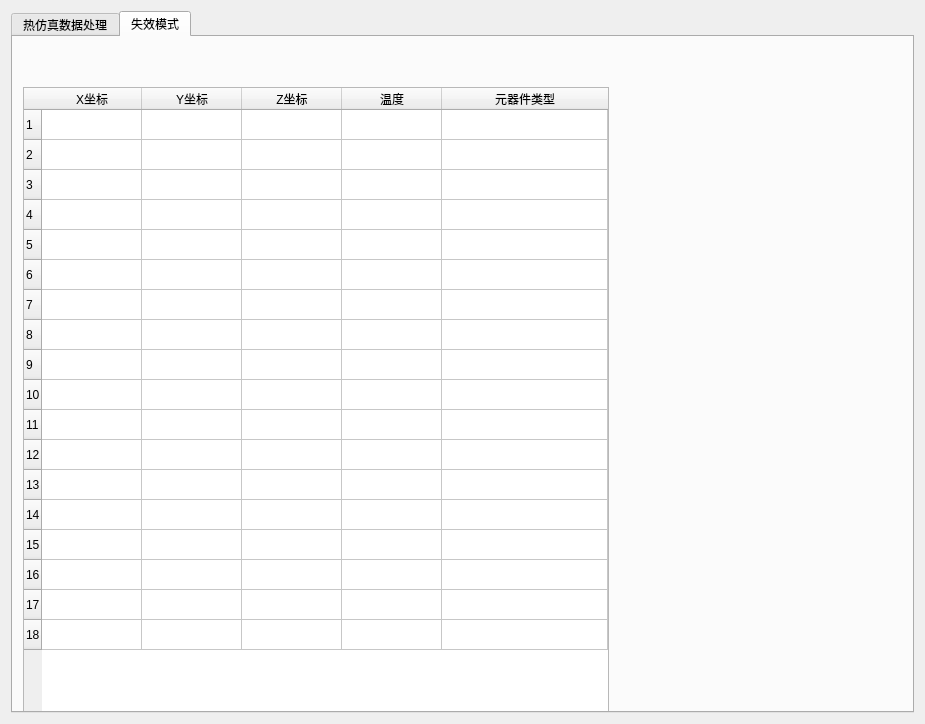
Qt form monitor1.ui (k1moday/pyside2_GUI_project) before a commit.
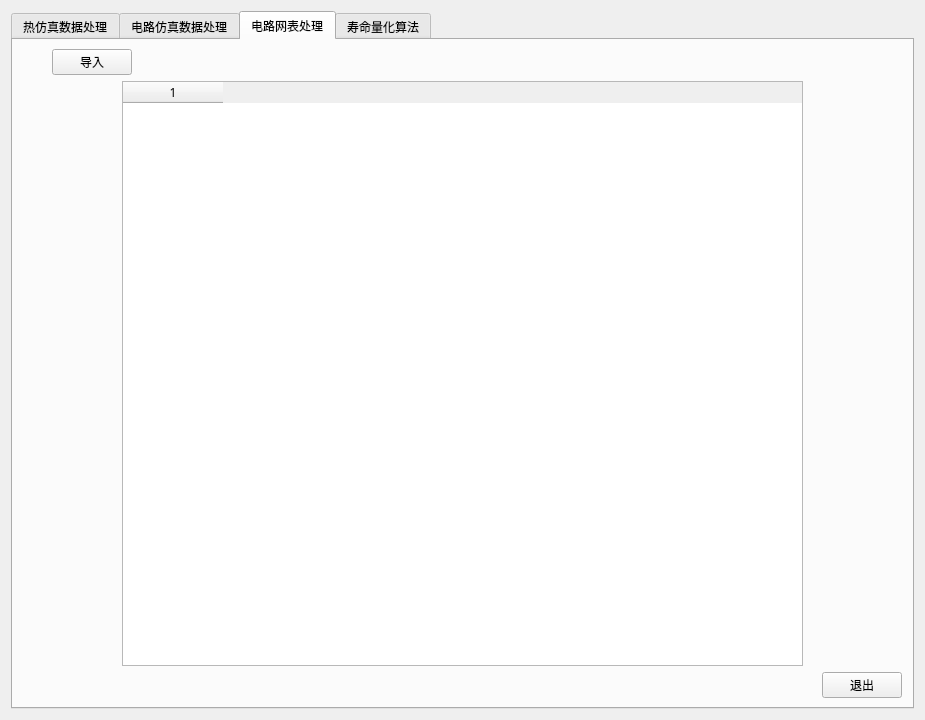
The same form after that commit. The open tabs and pages were chosen to show the change. Custom widgets are drawn as their Qt base class.

Diff of the .ui file:
```diff
--- a/monitor1.ui
+++ b/monitor1.ui
@@ -7,7 +7,7 @@
     <x>0</x>
     <y>0</y>
     <width>925</width>
-    <height>724</height>
+    <height>720</height>
    </rect>
   </property>
   <property name="windowTitle">
@@ -22,6 +22,11 @@
        <verstretch>0</verstretch>
       </sizepolicy>
      </property>
+     <property name="font">
+      <font>
+       <family>微软雅黑</family>
+      </font>
+     </property>
      <property name="currentIndex">
       <number>0</number>
      </property>
@@ -607,512 +612,238 @@
        </item>
       </layout>
      </widget>
+     <widget class="QWidget" name="tab_3">
+      <attribute name="title">
+       <string>电路仿真数据处理</string>
+      </attribute>
+      <layout class="QVBoxLayout" name="verticalLayout_3">
+       <item>
+        <layout class="QHBoxLayout" name="horizontalLayout_8">
+         <item>
+          <spacer name="horizontalSpacer_9">
+           <property name="orientation">
+            <enum>Qt::Horizontal</enum>
+           </property>
+           <property name="sizeType">
+            <enum>QSizePolicy::Fixed</enum>
+           </property>
+           <property name="sizeHint" stdset="0">
+            <size>
+             <width>30</width>
+             <height>20</height>
+            </size>
+           </property>
+          </spacer>
+         </item>
+         <item>
+          <widget class="QPushButton" name="pushButton_6">
+           <property name="text">
+            <string>导入</string>
+           </property>
+          </widget>
+         </item>
+         <item>
+          <spacer name="horizontalSpacer_10">
+           <property name="orientation">
+            <enum>Qt::Horizontal</enum>
+           </property>
+           <property name="sizeHint" stdset="0">
+            <size>
+             <width>40</width>
+             <height>20</height>
+            </size>
+           </property>
+          </spacer>
+         </item>
+        </layout>
+       </item>
+       <item>
+        <widget class="PlotWidget" name="widget" native="true">
+         <property name="sizePolicy">
+          <sizepolicy hsizetype="Expanding" vsizetype="Expanding">
+           <horstretch>0</horstretch>
+           <verstretch>0</verstretch>
+          </sizepolicy>
+         </property>
+        </widget>
+       </item>
+       <item>
+        <layout class="QHBoxLayout" name="horizontalLayout_9">
+         <item>
+          <spacer name="horizontalSpacer_11">
+           <property name="orientation">
+            <enum>Qt::Horizontal</enum>
+           </property>
+           <property name="sizeType">
+            <enum>QSizePolicy::Fixed</enum>
+           </property>
+           <property name="sizeHint" stdset="0">
+            <size>
+             <width>800</width>
+             <height>20</height>
+            </size>
+           </property>
+          </spacer>
+         </item>
+         <item>
+          <widget class="QPushButton" name="pushButton_7">
+           <property name="sizePolicy">
+            <sizepolicy hsizetype="Fixed" vsizetype="Fixed">
+             <horstretch>0</horstretch>
+             <verstretch>0</verstretch>
+            </sizepolicy>
+           </property>
+           <property name="text">
+            <string>退出</string>
+           </property>
+          </widget>
+         </item>
+        </layout>
+       </item>
+      </layout>
+     </widget>
      <widget class="QWidget" name="tab_2">
       <attribute name="title">
-       <string>失效模式</string>
+       <string>电路网表处理</string>
       </attribute>
-      <widget class="QTableWidget" name="tableWidget_2">
-       <property name="geometry">
-        <rect>
-         <x>10</x>
-         <y>50</y>
-         <width>586</width>
-         <height>650</height>
-        </rect>
-       </property>
-       <property name="sizePolicy">
-        <sizepolicy hsizetype="Preferred" vsizetype="Expanding">
-         <horstretch>0</horstretch>
-         <verstretch>0</verstretch>
-        </sizepolicy>
-       </property>
-       <attribute name="horizontalHeaderStretchLastSection">
-        <bool>true</bool>
-       </attribute>
-       <attribute name="verticalHeaderStretchLastSection">
-        <bool>false</bool>
-       </attribute>
-       <row>
-        <property name="text">
-         <string>1</string>
-        </property>
-       </row>
-       <row>
-        <property name="text">
-         <string>2</string>
-        </property>
-       </row>
-       <row>
-        <property name="text">
-         <string>3</string>
-        </property>
-       </row>
-       <row>
-        <property name="text">
-         <string>4</string>
-        </property>
-       </row>
-       <row>
-        <property name="text">
-         <string>5</string>
-        </property>
-       </row>
-       <row>
-        <property name="text">
-         <string>6</string>
-        </property>
-       </row>
-       <row>
-        <property name="text">
-         <string>7</string>
-        </property>
-       </row>
-       <row>
-        <property name="text">
-         <string>8</string>
-        </property>
-       </row>
-       <row>
-        <property name="text">
-         <string>9</string>
-        </property>
-       </row>
-       <row>
-        <property name="text">
-         <string>10</string>
-        </property>
-       </row>
-       <row>
-        <property name="text">
-         <string>11</string>
-        </property>
-       </row>
-       <row>
-        <property name="text">
-         <string>12</string>
-        </property>
-       </row>
-       <row>
-        <property name="text">
-         <string>13</string>
-        </property>
-       </row>
-       <row>
-        <property name="text">
-         <string>14</string>
-        </property>
-       </row>
-       <row>
-        <property name="text">
-         <string>15</string>
-        </property>
-       </row>
-       <row>
-        <property name="text">
-         <string>16</string>
-        </property>
-       </row>
-       <row>
-        <property name="text">
-         <string>17</string>
-        </property>
-       </row>
-       <row>
-        <property name="text">
-         <string>18</string>
-        </property>
-       </row>
-       <column>
-        <property name="text">
-         <string>X坐标</string>
-        </property>
-       </column>
-       <column>
-        <property name="text">
-         <string>Y坐标</string>
-        </property>
-       </column>
-       <column>
-        <property name="text">
-         <string>Z坐标</string>
-        </property>
-       </column>
-       <column>
-        <property name="text">
-         <string>温度</string>
-        </property>
-       </column>
-       <column>
-        <property name="text">
-         <string>元器件类型</string>
-        </property>
-       </column>
-       <item row="0" column="0">
-        <property name="text">
-         <string/>
-        </property>
+      <layout class="QVBoxLayout" name="verticalLayout_2">
+       <item>
+        <layout class="QHBoxLayout" name="horizontalLayout_7">
+         <item>
+          <spacer name="horizontalSpacer_8">
+           <property name="orientation">
+            <enum>Qt::Horizontal</enum>
+           </property>
+           <property name="sizeType">
+            <enum>QSizePolicy::Fixed</enum>
+           </property>
+           <property name="sizeHint" stdset="0">
+            <size>
+             <width>30</width>
+             <height>20</height>
+            </size>
+           </property>
+          </spacer>
+         </item>
+         <item>
+          <widget class="QPushButton" name="pushButton_4">
+           <property name="text">
+            <string>导入</string>
+           </property>
+          </widget>
+         </item>
+         <item>
+          <spacer name="horizontalSpacer_7">
+           <property name="orientation">
+            <enum>Qt::Horizontal</enum>
+           </property>
+           <property name="sizeHint" stdset="0">
+            <size>
+             <width>40</width>
+             <height>20</height>
+            </size>
+           </property>
+          </spacer>
+         </item>
+        </layout>
        </item>
-       <item row="0" column="1">
-        <property name="text">
-         <string/>
-        </property>
+       <item>
+        <layout class="QHBoxLayout" name="horizontalLayout_6">
+         <item>
+          <spacer name="horizontalSpacer_5">
+           <property name="orientation">
+            <enum>Qt::Horizontal</enum>
+           </property>
+           <property name="sizeType">
+            <enum>QSizePolicy::Fixed</enum>
+           </property>
+           <property name="sizeHint" stdset="0">
+            <size>
+             <width>100</width>
+             <height>20</height>
+            </size>
+           </property>
+          </spacer>
+         </item>
+         <item>
+          <widget class="QTableWidget" name="tableWidget_2">
+           <column>
+            <property name="text">
+             <string>1</string>
+            </property>
+           </column>
+          </widget>
+         </item>
+         <item>
+          <spacer name="horizontalSpacer_6">
+           <property name="orientation">
+            <enum>Qt::Horizontal</enum>
+           </property>
+           <property name="sizeType">
+            <enum>QSizePolicy::Fixed</enum>
+           </property>
+           <property name="sizeHint" stdset="0">
+            <size>
+             <width>100</width>
+             <height>20</height>
+            </size>
+           </property>
+          </spacer>
+         </item>
+        </layout>
        </item>
-       <item row="0" column="2">
-        <property name="text">
-         <string/>
-        </property>
+       <item>
+        <layout class="QHBoxLayout" name="horizontalLayout_5">
+         <item>
+          <spacer name="horizontalSpacer_4">
+           <property name="orientation">
+            <enum>Qt::Horizontal</enum>
+           </property>
+           <property name="sizeType">
+            <enum>QSizePolicy::Fixed</enum>
+           </property>
+           <property name="sizeHint" stdset="0">
+            <size>
+             <width>800</width>
+             <height>20</height>
+            </size>
+           </property>
+          </spacer>
+         </item>
+         <item>
+          <widget class="QPushButton" name="pushButton_5">
+           <property name="sizePolicy">
+            <sizepolicy hsizetype="Fixed" vsizetype="Fixed">
+             <horstretch>0</horstretch>
+             <verstretch>0</verstretch>
+            </sizepolicy>
+           </property>
+           <property name="text">
+            <string>退出</string>
+           </property>
+          </widget>
+         </item>
+        </layout>
        </item>
-       <item row="0" column="3">
-        <property name="text">
-         <string/>
-        </property>
-       </item>
-       <item row="1" column="0">
-        <property name="text">
-         <string/>
-        </property>
-       </item>
-       <item row="1" column="1">
-        <property name="text">
-         <string/>
-        </property>
-       </item>
-       <item row="1" column="2">
-        <property name="text">
-         <string/>
-        </property>
-       </item>
-       <item row="1" column="3">
-        <property name="text">
-         <string/>
-        </property>
-       </item>
-       <item row="2" column="0">
-        <property name="text">
-         <string/>
-        </property>
-       </item>
-       <item row="2" column="1">
-        <property name="text">
-         <string/>
-        </property>
-       </item>
-       <item row="2" column="2">
-        <property name="text">
-         <string/>
-        </property>
-       </item>
-       <item row="2" column="3">
-        <property name="text">
-         <string/>
-        </property>
-       </item>
-       <item row="3" column="0">
-        <property name="text">
-         <string/>
-        </property>
-       </item>
-       <item row="3" column="1">
-        <property name="text">
-         <string/>
-        </property>
-       </item>
-       <item row="3" column="2">
-        <property name="text">
-         <string/>
-        </property>
-       </item>
-       <item row="3" column="3">
-        <property name="text">
-         <string/>
-        </property>
-       </item>
-       <item row="4" column="0">
-        <property name="text">
-         <string/>
-        </property>
-       </item>
-       <item row="4" column="1">
-        <property name="text">
-         <string/>
-        </property>
-       </item>
-       <item row="4" column="2">
-        <property name="text">
-         <string/>
-        </property>
-       </item>
-       <item row="4" column="3">
-        <property name="text">
-         <string/>
-        </property>
-       </item>
-       <item row="5" column="0">
-        <property name="text">
-         <string/>
-        </property>
-       </item>
-       <item row="5" column="1">
-        <property name="text">
-         <string/>
-        </property>
-       </item>
-       <item row="5" column="2">
-        <property name="text">
-         <string/>
-        </property>
-       </item>
-       <item row="5" column="3">
-        <property name="text">
-         <string/>
-        </property>
-       </item>
-       <item row="6" column="0">
-        <property name="text">
-         <string/>
-        </property>
-       </item>
-       <item row="6" column="1">
-        <property name="text">
-         <string/>
-        </property>
-       </item>
-       <item row="6" column="2">
-        <property name="text">
-         <string/>
-        </property>
-       </item>
-       <item row="6" column="3">
-        <property name="text">
-         <string/>
-        </property>
-       </item>
-       <item row="7" column="0">
-        <property name="text">
-         <string/>
-        </property>
-       </item>
-       <item row="7" column="1">
-        <property name="text">
-         <string/>
-        </property>
-       </item>
-       <item row="7" column="2">
-        <property name="text">
-         <string/>
-        </property>
-       </item>
-       <item row="7" column="3">
-        <property name="text">
-         <string/>
-        </property>
-       </item>
-       <item row="8" column="0">
-        <property name="text">
-         <string/>
-        </property>
-       </item>
-       <item row="8" column="1">
-        <property name="text">
-         <string/>
-        </property>
-       </item>
-       <item row="8" column="2">
-        <property name="text">
-         <string/>
-        </property>
-       </item>
-       <item row="8" column="3">
-        <property name="text">
-         <string/>
-        </property>
-       </item>
-       <item row="9" column="0">
-        <property name="text">
-         <string/>
-        </property>
-       </item>
-       <item row="9" column="1">
-        <property name="text">
-         <string/>
-        </property>
-       </item>
-       <item row="9" column="2">
-        <property name="text">
-         <string/>
-        </property>
-       </item>
-       <item row="9" column="3">
-        <property name="text">
-         <string/>
-        </property>
-       </item>
-       <item row="10" column="0">
-        <property name="text">
-         <string/>
-        </property>
-       </item>
-       <item row="10" column="1">
-        <property name="text">
-         <string/>
-        </property>
-       </item>
-       <item row="10" column="2">
-        <property name="text">
-         <string/>
-        </property>
-       </item>
-       <item row="10" column="3">
-        <property name="text">
-         <string/>
-        </property>
-       </item>
-       <item row="11" column="0">
-        <property name="text">
-         <string/>
-        </property>
-       </item>
-       <item row="11" column="1">
-        <property name="text">
-         <string/>
-        </property>
-       </item>
-       <item row="11" column="2">
-        <property name="text">
-         <string/>
-        </property>
-       </item>
-       <item row="11" column="3">
-        <property name="text">
-         <string/>
-        </property>
-       </item>
-       <item row="12" column="0">
-        <property name="text">
-         <string/>
-        </property>
-       </item>
-       <item row="12" column="1">
-        <property name="text">
-         <string/>
-        </property>
-       </item>
-       <item row="12" column="2">
-        <property name="text">
-         <string/>
-        </property>
-       </item>
-       <item row="12" column="3">
-        <property name="text">
-         <string/>
-        </property>
-       </item>
-       <item row="13" column="0">
-        <property name="text">
-         <string/>
-        </property>
-       </item>
-       <item row="13" column="1">
-        <property name="text">
-         <string/>
-        </property>
-       </item>
-       <item row="13" column="2">
-        <property name="text">
-         <string/>
-        </property>
-       </item>
-       <item row="13" column="3">
-        <property name="text">
-         <string/>
-        </property>
-       </item>
-       <item row="14" column="0">
-        <property name="text">
-         <string/>
-        </property>
-       </item>
-       <item row="14" column="1">
-        <property name="text">
-         <string/>
-        </property>
-       </item>
-       <item row="14" column="2">
-        <property name="text">
-         <string/>
-        </property>
-       </item>
-       <item row="14" column="3">
-        <property name="text">
-         <string/>
-        </property>
-       </item>
-       <item row="15" column="0">
-        <property name="text">
-         <string/>
-        </property>
-       </item>
-       <item row="15" column="1">
-        <property name="text">
-         <string/>
-        </property>
-       </item>
-       <item row="15" column="2">
-        <property name="text">
-         <string/>
-        </property>
-       </item>
-       <item row="15" column="3">
-        <property name="text">
-         <string/>
-        </property>
-       </item>
-       <item row="16" column="0">
-        <property name="text">
-         <string/>
-        </property>
-       </item>
-       <item row="16" column="1">
-        <property name="text">
-         <string/>
-        </property>
-       </item>
-       <item row="16" column="2">
-        <property name="text">
-         <string/>
-        </property>
-       </item>
-       <item row="16" column="3">
-        <property name="text">
-         <string/>
-        </property>
-       </item>
-       <item row="17" column="0">
-        <property name="text">
-         <string/>
-        </property>
-       </item>
-       <item row="17" column="1">
-        <property name="text">
-         <string/>
-        </property>
-       </item>
-       <item row="17" column="2">
-        <property name="text">
-         <string/>
-        </property>
-       </item>
-       <item row="17" column="3">
-        <property name="text">
-         <string/>
-        </property>
-       </item>
-      </widget>
+      </layout>
+     </widget>
+     <widget class="QWidget" name="tab_4">
+      <attribute name="title">
+       <string>寿命量化算法</string>
+      </attribute>
      </widget>
     </widget>
    </item>
   </layout>
  </widget>
+ <customwidgets>
+  <customwidget>
+   <class>PlotWidget</class>
+   <extends>QWidget</extends>
+   <header>pyqtgraph</header>
+   <container>1</container>
+  </customwidget>
+ </customwidgets>
  <resources/>
  <connections/>
 </ui>
```
Left out of the diff: 4 changed lines with no effect on the pictures.
